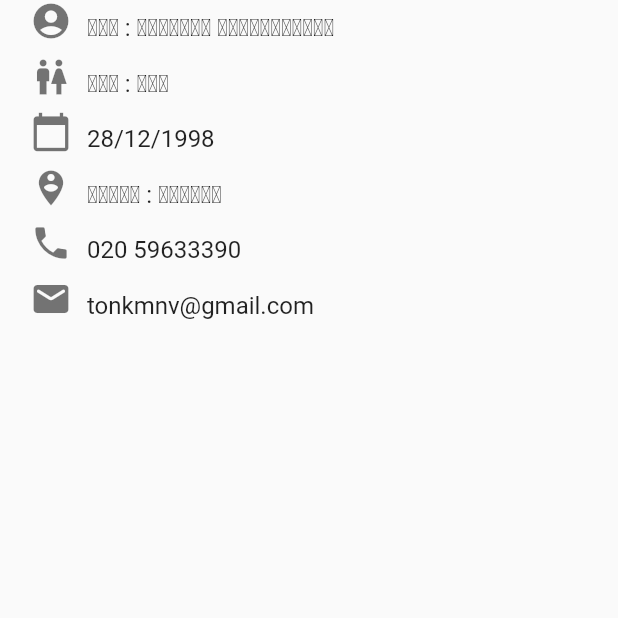
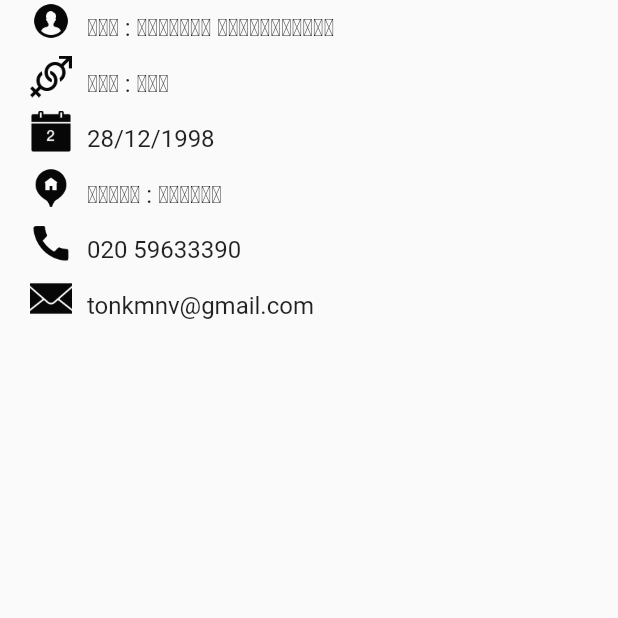
Before and after one commit to Nanthavath/mgosme, a Flutter app: the aboutpage screen opened directly, on a phone screen of 412 x 824 dp, the top half of it. Run offline on Flutter 3.47's test engine with Material 2 defaults, Android fonts, the light colour scheme and no system bars; our stand-ins replace cached_network_image, carousel_pro, carousel_slider, cloud_firestore, equatable, firebase_auth and 10 more; missing offline and left inert: flutter_progress_dialog, popup_menu; accounts and stored records are empty; statements that could not run were skipped.

Commit message:
fix about page add icon image

```diff
--- a/lib/pages/home/screen/home_app/more_page/profiles/view/about.dart
+++ b/lib/pages/home/screen/home_app/more_page/profiles/view/about.dart
@@ -15,18 +15,18 @@ class _aboutpageState extends State<aboutpage> {
           _abouttext(
               text: 'ຊື່ : ຕົ້ນຕານ ແກ້ວມະນີວົງ',
               top: 10,
-              iconData: Icons.account_circle),
-          _abouttext(text: 'ເພດ : ຊາຍ', iconData: Icons.wc),
-          _abouttext(text: '28/12/1998', iconData: Icons.calendar_today),
-          _abouttext(text: 'ທີ່ຢູ : ດົງໂດກ', iconData: Icons.person_pin_circle),
-          _abouttext(text: '020 59633390', iconData: Icons.phone),
-          _abouttext(text: 'tonkmnv@gmail.com', iconData: Icons.mail_rounded),
+              ico: 'icons/user.png'),
+          _abouttext(text: 'ເພດ : ຊາຍ', ico: 'icons/gender.png'),
+          _abouttext(text: '28/12/1998', ico: 'icons/calendar.png'),
+          _abouttext(text: 'ທີ່ຢູ : ດົງໂດກ', ico: 'icons/address.png'),
+          _abouttext(text: '020 59633390', ico: 'icons/phone.png'),
+          _abouttext(text: 'tonkmnv@gmail.com', ico: 'icons/email.png'),
         ],
       ),
     );
   }
 
-  _abouttext({String text, final double top, IconData iconData}) {
+  _abouttext({String text, final double top, String ico}) {
     return Stack(
       children: [
         Container(
@@ -34,10 +34,15 @@ class _aboutpageState extends State<aboutpage> {
           child: Row(
             children: [
               Container(
+                height: 28,
+                width: 28,
                 margin: EdgeInsets.only(bottom: 9),
                 child: Column(
                   children: [
-                    Icon(iconData, color: Colors.black54, size: 28),
+                    // Icon(iconData, color: Colors.black54, size: 28),
+                    Image.asset(
+                      ico,
+                    )
                     //')
                   ],
                 ),
```
